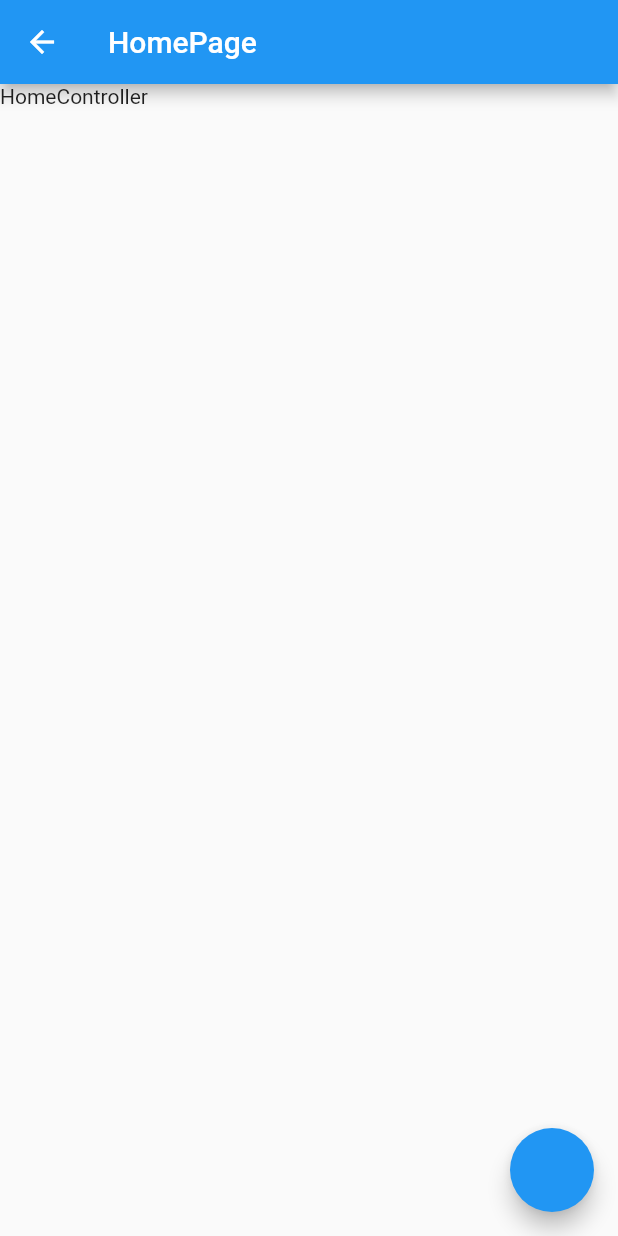
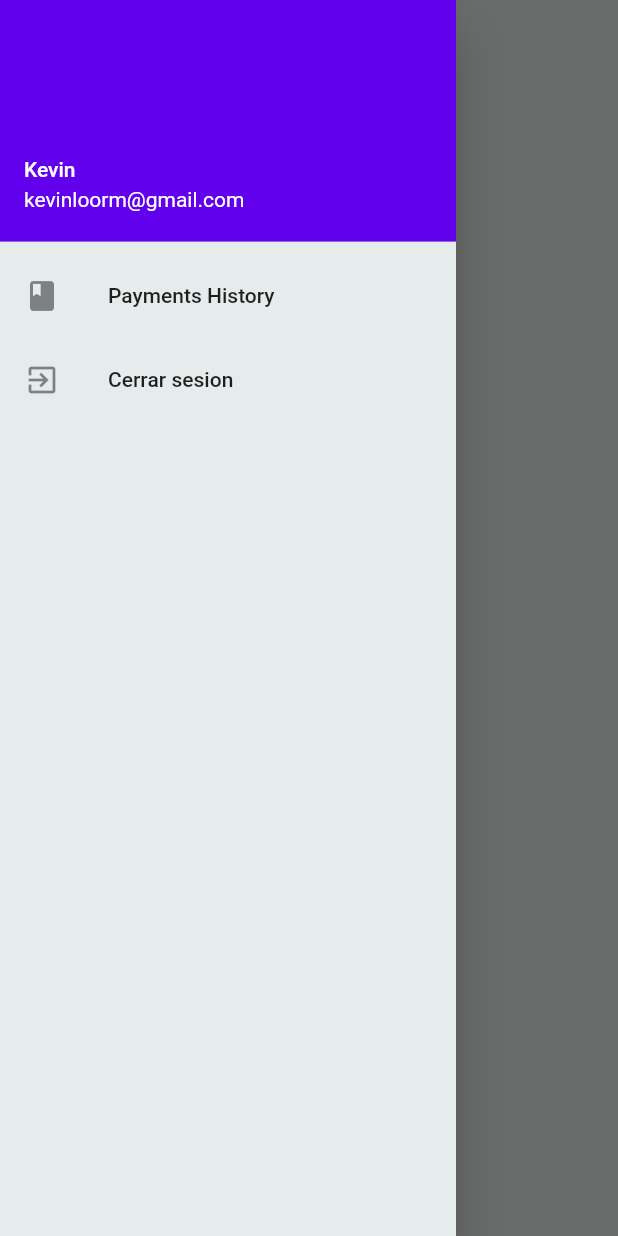
Before and after one commit to kevinloormz/mygetxtemplate, a Flutter app: the HomePage screen opened by its route, with the side drawer open (before the commit the screen has no drawer), on a phone screen of 412 x 824 dp. Run offline on Flutter 3.47's test engine with Material 2 defaults, Android fonts, the phone set to English and light mode, and no system bars; our stand-ins replace firebase_auth, firebase_core, flutter_spinkit, get, get_storage, google_fonts and 1 more; accounts and stored records are empty.

Commit message:
Custom theme

```diff
--- /dev/null
+++ b/lib/core/utils/getStoragedKey.dart
@@ -0,0 +1,3 @@
+class GetStorageKey {
+  static final isDarkMode = "sms_is_dark_mode";
+}
--- a/lib/modules/home/home_page.dart
+++ b/lib/modules/home/home_page.dart
@@ -1,5 +1,6 @@
 import 'package:flutter/material.dart';
 import 'package:get/get.dart';
+//import 'package:mygetxtemplate/global_widgets/custom_text.dart';
 import 'package:mygetxtemplate/modules/home/home_controller.dart';
 import 'package:mygetxtemplate/modules/login/login_controller.dart';
 
@@ -7,13 +8,37 @@ class HomePage extends GetWidget<HomeController> {
   @override
   Widget build(BuildContext context) {
     return Scaffold(
-      appBar: AppBar(title: Text('HomePage')),
-      body: SafeArea(child: Text('HomeController')),
-      floatingActionButton: FloatingActionButton(
-        onPressed: () {
-          Get.find<LoginController>().logOut();
-        },
+      appBar: AppBar(
+        title: Text('Shop'),
+        backgroundColor: Theme.of(context).colorScheme.background,
       ),
+      drawer: Drawer(
+        child: ListView(
+          children: [
+            UserAccountsDrawerHeader(
+              accountName: Text('Kevin'),
+              accountEmail: Text('kevinloorm@gmail.com'),
+            ),
+            ListTile(
+              leading: Icon(Icons.book),
+              title: Text(
+                "Payments History",
+              ),
+              onTap: () async {
+                // paymentsController.getPaymentHistory();
+              },
+            ),
+            ListTile(
+              leading: Icon(Icons.exit_to_app),
+              title: Text('Cerrar sesion'),
+              onTap: () {
+                Get.find<LoginController>().logOut();
+              },
+            )
+          ],
+        ),
+      ),
+      body: Container(),
     );
   }
 }
--- a/lib/modules/login/login_controller.dart
+++ b/lib/modules/login/login_controller.dart
@@ -7,13 +7,13 @@ import 'package:google_sign_in/google_sign_in.dart';
 import 'package:mygetxtemplate/global_widgets/custom_snackbar.dart';
 import 'package:mygetxtemplate/global_widgets/loading.dart';
 import 'package:mygetxtemplate/modules/initial/initial_controller.dart';
-import 'package:mygetxtemplate/modules/login/login_page.dart';
+//import 'package:mygetxtemplate/modules/login/login_page.dart';
 import 'package:mygetxtemplate/routes/app_pages.dart';
 
 class LoginController extends GetxController {
   FirebaseAuth _auth = FirebaseAuth.instance;
   GoogleSignIn _googleSignIn = GoogleSignIn();
-  bool _isLoading = true;
+  // bool _isLoading = true;
 
   Rxn<User> _user = Rxn<User>();
 
@@ -43,18 +43,20 @@ class LoginController extends GetxController {
   void signInWithEmailAndPassword() async {
     showLoading2();
     try {
+      //await _auth.signInWithEmailAndPassword(
+      //  email: email.text.trim(), password: pass.text.trim());
       await _auth.signInWithEmailAndPassword(
-          email: email.text.trim(), password: pass.text.trim());
+          email: 'kevinloorm@gmail.com', password: 'rool1494');
       _user = Rxn<User>(_auth.currentUser);
       _user.bindStream(_auth.authStateChanges());
       Get.offAllNamed(Routes.HOME);
       print(user);
     } catch (e) {
       showSnackbarerror('Contraseña o email incorrectos');
+      await Future.delayed(Duration(seconds: 2));
+      dismissLoadingWidget();
+      dismissLoadingWidget();
     }
-    await Future.delayed(Duration(seconds: 2));
-    dismissLoadingWidget();
-    dismissLoadingWidget();
   }
 
   void googleSignInAccount() async {
@@ -72,17 +74,18 @@ class LoginController extends GetxController {
       );
 
       try {
-        final UserCredential userCredential =
-            await _auth.signInWithCredential(credential);
+        // final UserCredential userCredential =
+        await _auth.signInWithCredential(credential);
         _user = Rxn<User>(_auth.currentUser);
         _user.bindStream(_auth.authStateChanges());
         Get.offAllNamed(Routes.HOME);
       } catch (e) {
         showSnackbarerror('Error login con cuenta Google');
       }
+      await Future.delayed(Duration(seconds: 1));
+      dismissLoadingWidget();
     }
-    await Future.delayed(Duration(seconds: 1));
-    dismissLoadingWidget();
+
     //dismissLoadingWidget();
     // Once signed in, return the UserCredential
   }
--- a/lib/modules/login/login_page.dart
+++ b/lib/modules/login/login_page.dart
@@ -18,7 +18,7 @@
           decoration: InputDecoration(
               hintText: 'Usuario',
               border: InputBorder.none,
-              fillColor: Color(0xfff3f3f4),
+              // fillColor: Color(0xfff3f3f4),
               filled: true),
         ),
         SizedBox(height: 20),
@@ -27,7 +27,7 @@
           decoration: InputDecoration(
               hintText: 'Contraseña',
               border: InputBorder.none,
-              fillColor: Color(0xfff3f3f4),
+              // fillColor: Color(0xfff3f3f4),
               filled: true),
           obscureText: true,
         ),
--- a/pubspec.yaml
+++ b/pubspec.yaml
@@ -28,6 +28,8 @@ dependencies:
   firebase_core: ^1.2.1
   flutter_spinkit: ^5.0.0
   get: ^4.1.4
+  get_storage: ^2.0.2
+  google_fonts: ^2.1.0
   google_sign_in: ^5.0.4
 
 dev_dependencies:
```
Also changed, not shown: lib/core/theme/custom_color.dart (added, +14 -0 lines), lib/core/theme/custom_textStyle.dart (added, +12 -0 lines), lib/core/theme/custom_theme.dart (added, +66 -0 lines), lib/global_widgets/custom_text.dart (added, +26 -0 lines), lib/main.dart (+8 -0 lines), lib/modules/global_root.dart (deleted, +0 -22 lines), lib/global_widgets/custom_tex.dart (deleted), pubspec.lock.
